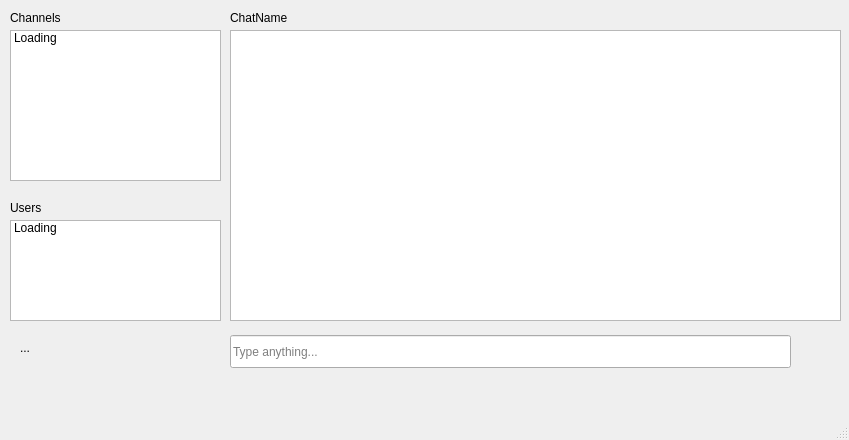
Qt form src/ui/Main.ui (IshayDavidCohen/Echo_PyQt) before a commit.
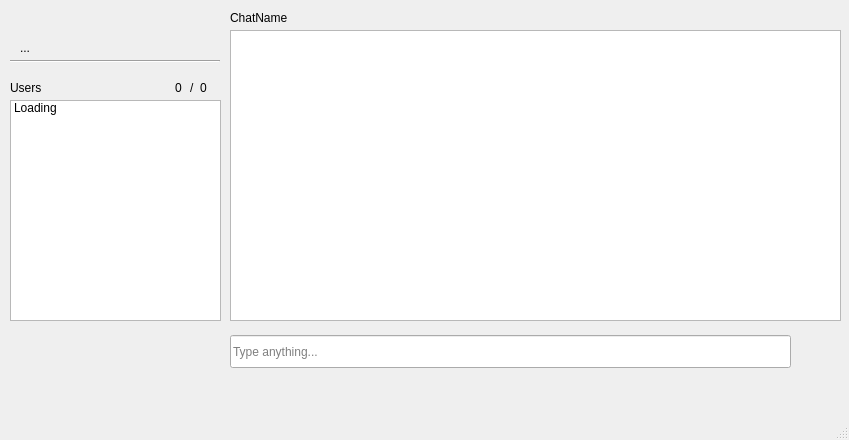
The same form after that commit. Icons and pictures are not drawn.

Commit message:
Feature: Implementing MAX_USERS_PER_CHANNEL (Client/ServerListener)
- Both client and ServerListener now display the amount of users and handle a 'MAX_USERS_REACHED' response from server

What changed in the file:
```diff
--- a/src/ui/Main.ui
+++ b/src/ui/Main.ui
@@ -23,21 +23,6 @@
    <bool>false</bool>
   </property>
   <widget class="QWidget" name="centralwidget">
-   <widget class="QListWidget" name="channel_list">
-    <property name="geometry">
-     <rect>
-      <x>10</x>
-      <y>30</y>
-      <width>211</width>
-      <height>151</height>
-     </rect>
-    </property>
-    <item>
-     <property name="text">
-      <string>Loading</string>
-     </property>
-    </item>
-   </widget>
    <widget class="QLabel" name="chat_name">
     <property name="geometry">
      <rect>
@@ -55,8 +40,8 @@
     <property name="geometry">
      <rect>
       <x>10</x>
-      <y>200</y>
-      <width>60</width>
+      <y>80</y>
+      <width>41</width>
       <height>16</height>
      </rect>
     </property>
@@ -68,8 +53,8 @@
     <property name="geometry">
      <rect>
       <x>20</x>
-      <y>340</y>
-      <width>201</width>
+      <y>40</y>
+      <width>171</width>
       <height>16</height>
      </rect>
     </property>
@@ -77,19 +62,6 @@
      <string>...</string>
     </property>
    </widget>
-   <widget class="QLabel" name="label_2">
-    <property name="geometry">
-     <rect>
-      <x>10</x>
-      <y>10</y>
-      <width>60</width>
-      <height>16</height>
-     </rect>
-    </property>
-    <property name="text">
-     <string>Channels</string>
-    </property>
-   </widget>
    <widget class="QTextEdit" name="chat_display">
     <property name="geometry">
      <rect>
@@ -114,9 +86,9 @@
     <property name="geometry">
      <rect>
       <x>10</x>
-      <y>220</y>
+      <y>100</y>
       <width>211</width>
-      <height>101</height>
+      <height>221</height>
      </rect>
     </property>
     <item>
@@ -189,10 +161,10 @@
    <widget class="QPushButton" name="logout_button">
     <property name="geometry">
      <rect>
-      <x>90</x>
-      <y>8</y>
-      <width>20</width>
-      <height>20</height>
+      <x>190</x>
+      <y>35</y>
+      <width>31</width>
+      <height>21</height>
      </rect>
     </property>
     <property name="text">
@@ -204,8 +176,8 @@
     </property>
     <property name="iconSize">
      <size>
-      <width>18</width>
-      <height>18</height>
+      <width>24</width>
+      <height>24</height>
      </size>
     </property>
     <property name="default">
@@ -228,6 +200,58 @@
      <string>Type anything...</string>
     </property>
    </widget>
+   <widget class="Line" name="line">
+    <property name="geometry">
+     <rect>
+      <x>10</x>
+      <y>60</y>
+      <width>210</width>
+      <height>3</height>
+     </rect>
+    </property>
+    <property name="orientation">
+     <enum>Qt::Horizontal</enum>
+    </property>
+   </widget>
+   <widget class="QLabel" name="user_count">
+    <property name="geometry">
+     <rect>
+      <x>175</x>
+      <y>80</y>
+      <width>16</width>
+      <height>16</height>
+     </rect>
+    </property>
+    <property name="text">
+     <string>0</string>
+    </property>
+   </widget>
+   <widget class="QLabel" name="user_count_2">
+    <property name="geometry">
+     <rect>
+      <x>190</x>
+      <y>80</y>
+      <width>16</width>
+      <height>16</height>
+     </rect>
+    </property>
+    <property name="text">
+     <string>/</string>
+    </property>
+   </widget>
+   <widget class="QLabel" name="max_users_allowed">
+    <property name="geometry">
+     <rect>
+      <x>200</x>
+      <y>80</y>
+      <width>16</width>
+      <height>16</height>
+     </rect>
+    </property>
+    <property name="text">
+     <string>0</string>
+    </property>
+   </widget>
   </widget>
   <widget class="QMenuBar" name="menubar">
    <property name="geometry">
```
Left out of the diff: 29 changed lines with no effect on the pictures. The commit also changes 2 other files.
